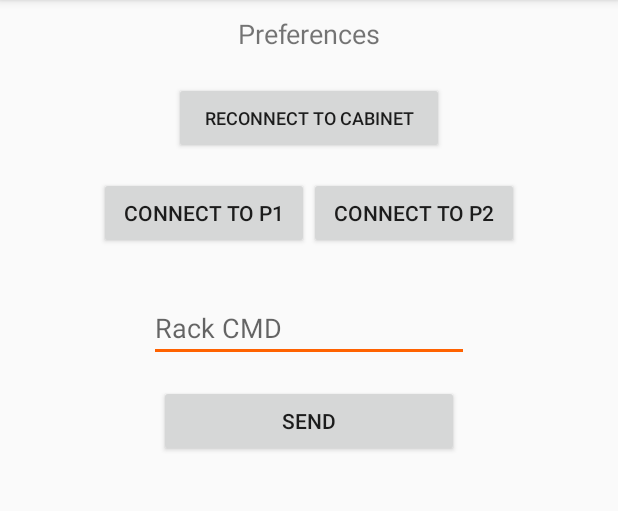
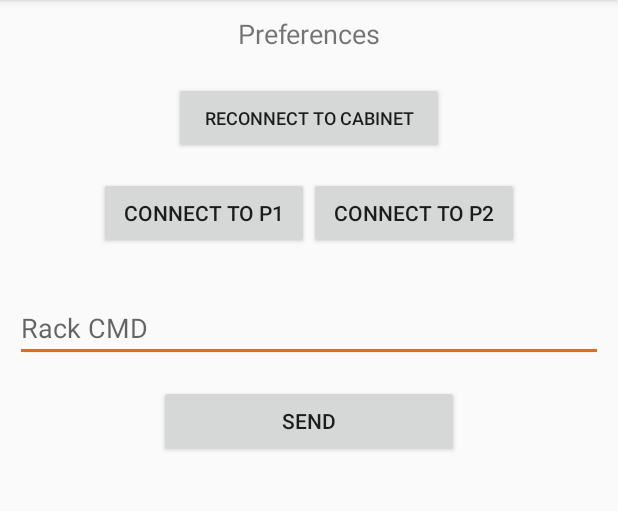
Before and after one commit to tratteo/HomeApp, an Android app: the screen it shows after launch (MainActivity), on a phone screen of 412 x 824 dp, the part 84-595 px from its top. Run offline under Robolectric (Android 15) with nearby library versions, the phone set to English and light mode, and no system bars.

Commit message:
Commit 1

```diff
--- a/app/src/main/res/layout/default_fragment_layout.xml
+++ b/app/src/main/res/layout/default_fragment_layout.xml
@@ -50,10 +50,12 @@
 
         <EditText
             android:id="@+id/rackCommandLine"
-            android:layout_width="wrap_content"
+            android:layout_width="match_parent"
             android:layout_height="wrap_content"
             android:layout_gravity="center_horizontal"
+            android:layout_marginLeft="10dp"
             android:layout_marginTop="30dp"
+            android:layout_marginRight="10dp"
             android:ems="10"
             android:hint="Rack CMD"
             android:inputType="textPersonName" />
```
